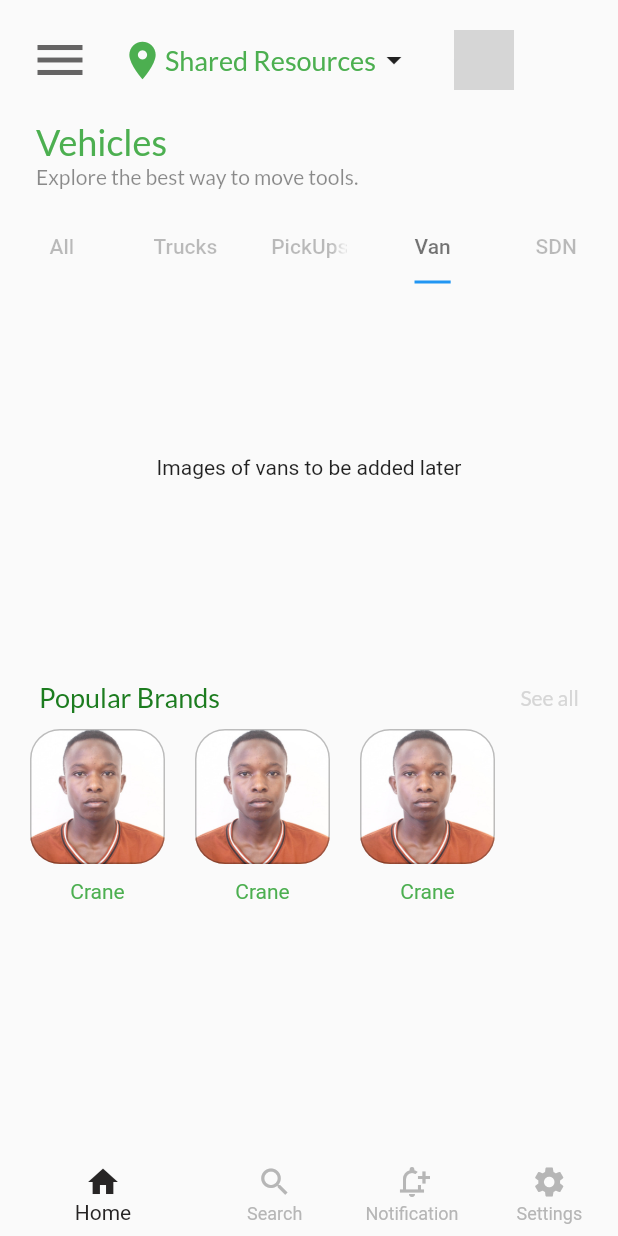
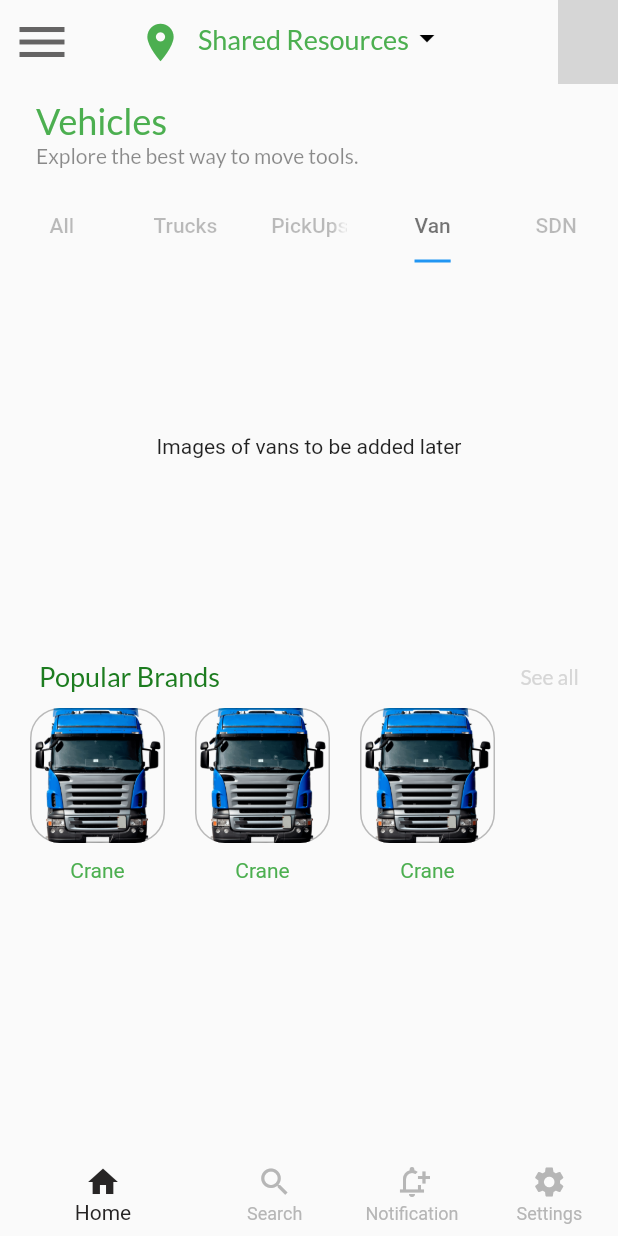
Before and after one commit to ampaignitious/truckapp, a Flutter app: the screen it shows after launch, tab 4 chosen, on a phone screen of 412 x 824 dp. Run offline on Flutter 3.47's test engine with Material 2 defaults, Android fonts, the light colour scheme and no system bars; our stand-ins replace google_fonts; grey boxes are pictures that could not be loaded.

Commit message:
second push

```diff
--- a/lib/Screens/firstscreen.dart
+++ b/lib/Screens/firstscreen.dart
@@ -38,24 +38,16 @@ class _FirstScreenState extends State<FirstScreen>
   Widget build(BuildContext context) {
     TabController _tabController = TabController(length: 5, vsync: this);
     return Scaffold(
-      body: ListView(
-        scrollDirection: Axis.vertical,
-        children: [
-          Column(
-            crossAxisAlignment: CrossAxisAlignment.start,
-            children: [
-              SizedBox(
-                height: 20,
-              ),
-              Padding(
-                padding: const EdgeInsets.only(left: 20),
-                child: Row(
-                  children: [
-                    Icon(
+      appBar: AppBar(
+        backgroundColor: Colors.transparent,
+        elevation: 0,
+        leading: Icon(
           Icons.menu,
           size: 40,
           color: Color.fromARGB(248, 97, 96, 96),
         ),
+        title: Wrap(
+          children: [
             SizedBox(
               width: 20,
             ),
@@ -64,25 +56,42 @@ class _FirstScreenState extends State<FirstScreen>
               color: Colors.green,
               size: 30,
             ),
-                    Text(
+            SizedBox(
+              width: 10,
+            ),
+            Padding(
+              padding: const EdgeInsets.only(top: 2),
+              child: Text(
                 "Shared Resources",
                 style: GoogleFonts.lato(
                   color: Colors.green,
                   fontSize: 18,
                 ),
               ),
-                    Icon(Icons.arrow_drop_down),
+            ),
+            Icon(
+              Icons.arrow_drop_down,
+              color: Colors.black,
+            ),
             SizedBox(
               width: 28,
             ),
+          ],
+        ),
+        actions: [
           CircleAvatar(
             backgroundImage: AssetImage("assets/image11.png"),
           ),
         ],
       ),
-              ),
+      body: ListView(
+        scrollDirection: Axis.vertical,
+        children: [
+          Column(
+            crossAxisAlignment: CrossAxisAlignment.start,
+            children: [
               SizedBox(
-                height: 20,
+                height: 10,
               ),
               Padding(
                 padding: const EdgeInsets.only(left: 24),
--- a/lib/Screens/listScreenPage.dart
+++ b/lib/Screens/listScreenPage.dart
@@ -3,13 +3,15 @@ import 'package:truckapp/Screens/displayscreen.dart';
 import 'package:truckapp/Screens/homepage.dart';
 
 class ListScreenPage extends StatelessWidget {
-  const ListScreenPage({super.key});
-
+  ListScreenPage({super.key});
+  List name = ["Crane", "Van", "Bike"];
   @override
   Widget build(BuildContext context) {
+    final size = MediaQuery.of(context).size;
     return Column(
       children: [
         Container(
+          // height: size.height * 0.02,
           height: 90,
           width: 90,
           decoration: BoxDecoration(
@@ -18,7 +20,7 @@ class ListScreenPage extends StatelessWidget {
             border: Border.all(width: 1, color: Colors.black26),
             image: DecorationImage(
               fit: BoxFit.cover,
-              image: AssetImage("assets/image2.png"),
+              image: AssetImage("assets/image3.png"),
             ),
           ),
         ),
@@ -26,7 +28,7 @@ class ListScreenPage extends StatelessWidget {
           height: 10,
         ),
         Text(
-          "Crane",
+          name.elementAt(0),
           style: TextStyle(color: Colors.green),
         ),
       ],
```
Lines whose indentation alone changed are shown as unchanged.
